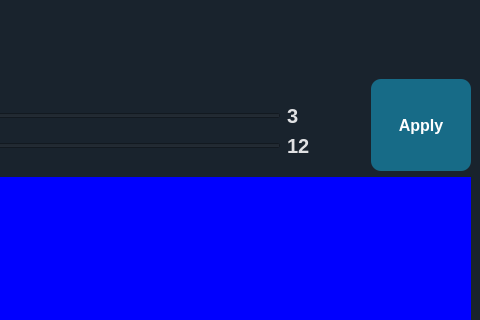
Before: the Qt Designer form home.ui in omarshaban02/Segmentor, drawn with Qt 5; both pictures show x 727 to 1207 and y 0 to 320 of the 1207 by 789 pixel window.
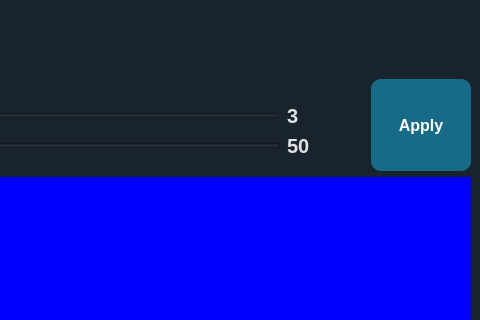
After: the same form once the commit is applied. The open tabs and pages were chosen to show the change. Icons and pictures are not drawn. Custom widgets are drawn as their Qt base class.

Patch:
```diff
--- a/home.ui
+++ b/home.ui
@@ -581,7 +581,7 @@
                       </size>
                      </property>
                      <property name="text">
-                      <string>12</string>
+                      <string>50</string>
                      </property>
                     </widget>
                    </item>
```
Left out of the diff: 4 changed lines with no effect on the pictures.
